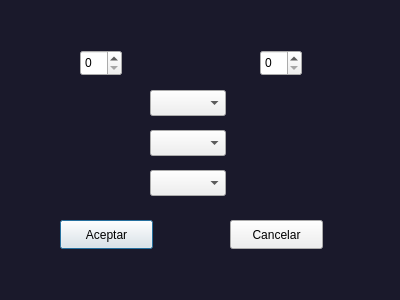
Above: version gráfica/ui/ajustesdialog.ui from mnri1904/TP1-LP2 before the change. Below: the same form after it.
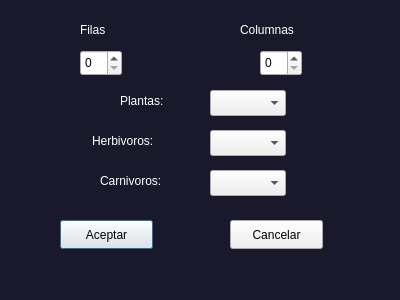
That is the form after the change.

```diff
--- a/version gráfica/ui/ajustesdialog.ui
+++ b/version gráfica/ui/ajustesdialog.ui
@@ -40,7 +40,7 @@
   <widget class="QComboBox" name="cbCarnivoro">
    <property name="geometry">
     <rect>
-     <x>150</x>
+     <x>210</x>
      <y>170</y>
      <width>76</width>
      <height>26</height>
@@ -76,7 +76,7 @@
   <widget class="QComboBox" name="cbHerbivoro">
    <property name="geometry">
     <rect>
-     <x>150</x>
+     <x>210</x>
      <y>130</y>
      <width>76</width>
      <height>26</height>
@@ -86,13 +86,93 @@
   <widget class="QComboBox" name="cbPlanta">
    <property name="geometry">
     <rect>
-     <x>150</x>
+     <x>210</x>
      <y>90</y>
      <width>76</width>
      <height>26</height>
     </rect>
    </property>
   </widget>
+  <widget class="QLabel" name="label">
+   <property name="geometry">
+    <rect>
+     <x>120</x>
+     <y>90</y>
+     <width>63</width>
+     <height>21</height>
+    </rect>
+   </property>
+   <property name="styleSheet">
+    <string notr="true">color: white;</string>
+   </property>
+   <property name="text">
+    <string>Plantas:</string>
+   </property>
+  </widget>
+  <widget class="QLabel" name="label_2">
+   <property name="geometry">
+    <rect>
+     <x>92</x>
+     <y>130</y>
+     <width>81</width>
+     <height>21</height>
+    </rect>
+   </property>
+   <property name="styleSheet">
+    <string notr="true">color: white;</string>
+   </property>
+   <property name="text">
+    <string>Herbivoros:</string>
+   </property>
+  </widget>
+  <widget class="QLabel" name="label_3">
+   <property name="geometry">
+    <rect>
+     <x>100</x>
+     <y>170</y>
+     <width>91</width>
+     <height>21</height>
+    </rect>
+   </property>
+   <property name="styleSheet">
+    <string notr="true">color: white;</string>
+   </property>
+   <property name="text">
+    <string>Carnivoros:</string>
+   </property>
+  </widget>
+  <widget class="QLabel" name="label_4">
+   <property name="geometry">
+    <rect>
+     <x>80</x>
+     <y>20</y>
+     <width>31</width>
+     <height>20</height>
+    </rect>
+   </property>
+   <property name="styleSheet">
+    <string notr="true">color: white;</string>
+   </property>
+   <property name="text">
+    <string>Filas</string>
+   </property>
+  </widget>
+  <widget class="QLabel" name="label_5">
+   <property name="geometry">
+    <rect>
+     <x>240</x>
+     <y>20</y>
+     <width>71</width>
+     <height>20</height>
+    </rect>
+   </property>
+   <property name="styleSheet">
+    <string notr="true">color: white;</string>
+   </property>
+   <property name="text">
+    <string>Columnas</string>
+   </property>
+  </widget>
  </widget>
  <resources/>
  <connections/>
```
